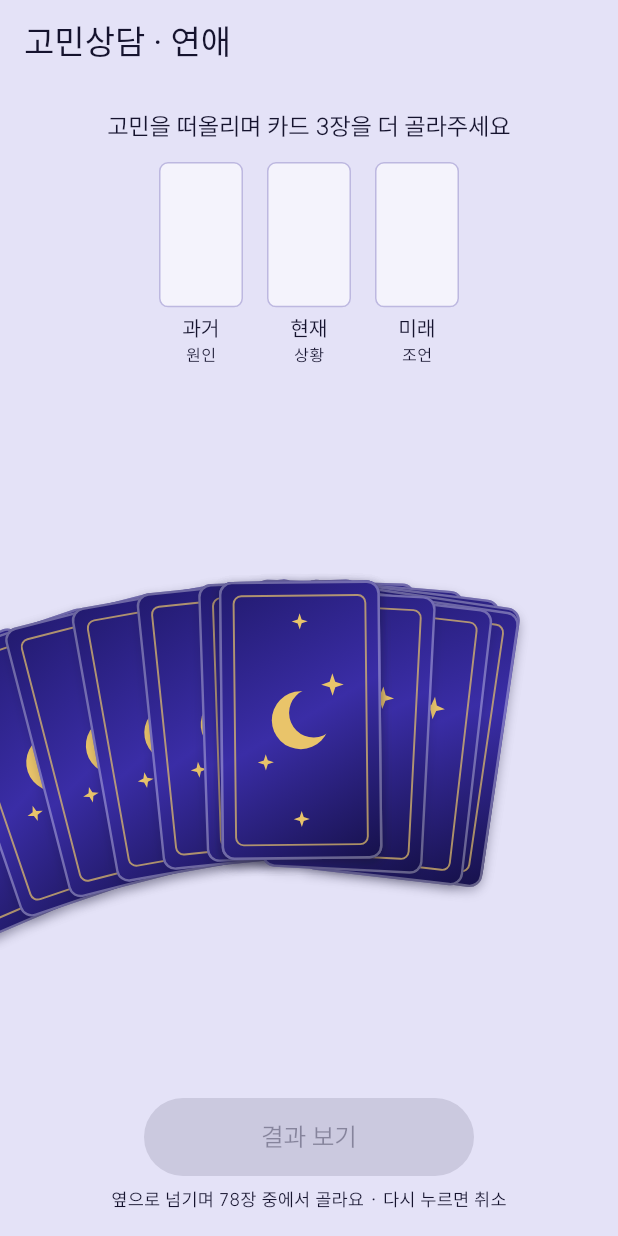
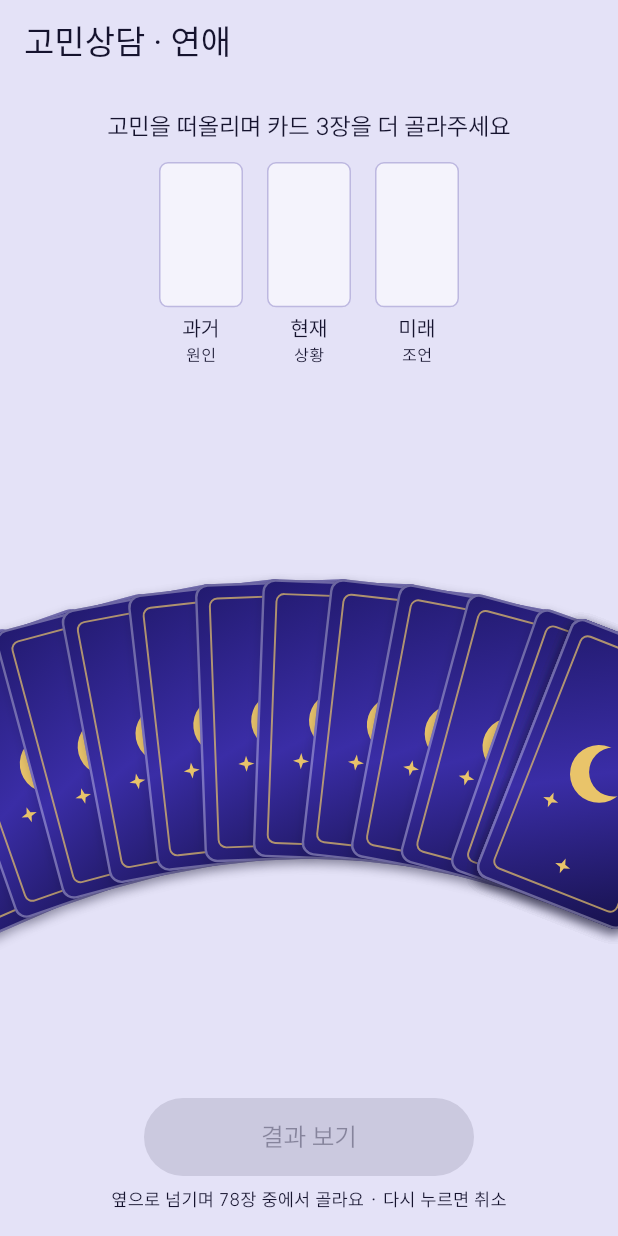
Before and after one commit to shlete/Oppop, a Flutter app: the ConsultScreen screen opened directly, after a tap on "연애", on a phone screen of 412 x 824 dp. Run offline on Flutter 3.47's test engine with Material 3 defaults, Android fonts, the phone set to English and light mode, and no system bars; our stand-ins replace flutter_riverpod, google_mobile_ads, share_plus, shared_preferences, web; missing offline and left inert: dart:js_interop, gal; accounts and stored records are empty; network calls fail; Roboto replaces fonts that are missing (IBMPlexSansKR); project files that could hold a hidden picture were left out.

Commit message:
Spread the consult deck in one left-to-right pass
Co-Authored-By: Claude Opus 5.5 (1M context) <noreply@anthropic.com>
Claude-Session: https://claude.ai/code/session_01FsZtawRLD1deWrySo6vrEK

```diff
--- a/lib/features/tarot/consult_screen.dart
+++ b/lib/features/tarot/consult_screen.dart
@@ -299,7 +299,7 @@ class _FanState extends State<_Fan> with SingleTickerProviderStateMixin {
   /// 기기의 애니메이션 줄이기 설정에 빨라지지 않게 preserve.
   late final AnimationController _deal = AnimationController(
     vsync: this,
-    duration: const Duration(milliseconds: 1900),
+    duration: const Duration(milliseconds: 1600),
     animationBehavior: AnimationBehavior.preserve,
   )..forward();
 
@@ -353,7 +353,7 @@ class _FanState extends State<_Fan> with SingleTickerProviderStateMixin {
     );
   }
 
-  /// 펼치는 중인 [i]번째 카드 자리. 덱이 화면 왼쪽 끝([first])에서 오른쪽 끝([last])으로
+  /// 펼치는 중인 [i]번째 카드 자리. 덱이 왼쪽([first])에서 오른쪽([last])으로
   /// 미끄러지며 지나간 자리마다 맨 아래 카드를 한 장씩 내려놓는다.
   ({Offset center, double angle}) _dealt(
     int i,
@@ -364,30 +364,12 @@ class _FanState extends State<_Fan> with SingleTickerProviderStateMixin {
     final home = _place(i, offset);
     final t = _deal.value;
     if (t >= 1) return home;
-    // 덱은 화면 왼쪽 끝에서 오른쪽 끝까지 지나가고, 각 카드는 덱이 자기 몫의 지점을
-    // 지날 때 빠져나와 제자리로 미끄러진다.
-    final w = widget.size.width;
-    final x0 = offset + _cw * 0.6;
-    final x1 = offset + w - _cw * 0.6;
-    final a = _pad + first * _cw * _step + _cw / 2;
+    // 덱은 화면 왼쪽 밖에서 들어와 오른쪽 밖까지 한 방향으로만 지나간다. 아직 덱이
+    // 자기 자리에 닿지 않은 카드는 덱에 겹쳐 같이 움직이고, 닿으면 그 자리에 남는다.
+    final a = _pad + first * _cw * _step + _cw / 2 - _cw;
     final b = _pad + last * _cw * _step + _cw / 2;
-    final trig = x0 + (x1 - _cw * 1.2 - x0) * ((home.center.dx - a) / (b - a));
-    // 처음 잠깐은 덱이 아래에서 올라와 자리를 잡고, 그다음 쓸어 펼친다.
-    const rise = 0.18;
-    final sweep = Curves.easeInOutSine.transform(
-      ((t - rise) / (1 - rise)).clamp(0.0, 1.0),
-    );
-    final deckX = x0 + (x1 - x0) * sweep;
-    final deck = _placeAt(deckX, offset);
-    final s = Curves.easeOutCubic.transform(
-      ((deckX - trig) / (_cw * 1.2)).clamp(0.0, 1.0),
-    );
-    final up = Curves.easeOutCubic.transform((t / rise).clamp(0.0, 1.0));
-    final from = deck.center + Offset(0, (1 - up) * _ch * 0.8);
-    return (
-      center: Offset.lerp(from, home.center, s)!,
-      angle: deck.angle + (home.angle - deck.angle) * s,
-    );
+    final deckX = a + (b - a) * Curves.easeInOutSine.transform(t);
+    return _placeAt(min(deckX, home.center.dx), offset);
   }
 
   @override
```
